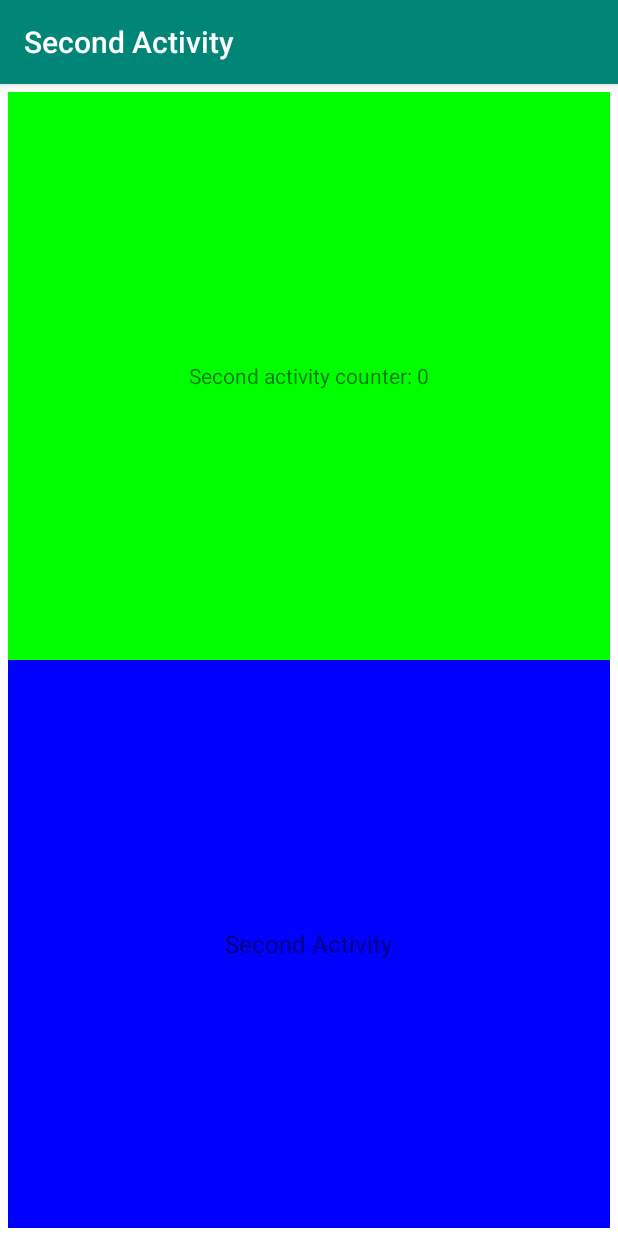
After one commit to ArkadiuszKubiak/kursgrupaa, an Android app: the FirstFragment screen opened directly, with no data from a screen before it, on a phone screen of 412 x 824 dp. The commit adds this screen. Run offline under Robolectric (Android 15) with nearby library versions, the phone set to English and light mode, and no system bars.

Commit message:
Added fragments

```diff
--- a/app/src/main/AndroidManifest.xml
+++ b/app/src/main/AndroidManifest.xml
@@ -19,7 +19,9 @@
                 <category android:name="android.intent.category.LAUNCHER"/>
             </intent-filter>
         </activity>
-        <activity android:name=".SecondActivity">
+        <activity android:name=".SecondActivity"
+                  android:label="@string/Second_Activity"
+                  android:theme="@style/AppTheme">
         </activity>
     </application>
 
--- /dev/null
+++ b/app/src/main/java/com/example/homework1/FirstFragment.kt
@@ -0,0 +1,60 @@
+package com.example.homework1
+
+import android.content.Context
+import android.net.Uri
+import android.os.Bundle
+import android.view.LayoutInflater
+import android.view.View
+import android.view.ViewGroup
+import android.widget.TextView
+import androidx.fragment.app.Fragment
+
+class FirstFragment : Fragment() {
+
+    private var listener: OnFragmentInteractionListener? = null
+    lateinit var CounterTextView : TextView
+
+    override fun onCreateView(
+        inflater: LayoutInflater, container: ViewGroup?,
+        savedInstanceState: Bundle?
+    ): View? {
+        val view = inflater.inflate(R.layout.first_fragment, container, false)
+        return view
+    }
+
+    override fun onAttach(context: Context) {
+        super.onAttach(context)
+        if (context is OnFragmentInteractionListener) {
+            listener = context
+        } else {
+            throw RuntimeException(context.toString() + " must implement OnFragmentInteractionListener")
+        }
+    }
+
+    override fun onViewCreated(view: View, savedInstanceState: Bundle?) {
+        CounterTextView = view.findViewById<TextView>(R.id.cntTextView)
+        CounterTextView.setText(getString(R.string.Default_text_content,arguments!!.getInt("value", 0)))
+
+    }
+
+    override fun onDetach() {
+        super.onDetach()
+        listener = null
+    }
+
+    interface OnFragmentInteractionListener {
+        // TODO: Update argument type and name
+        fun onFragmentInteraction(uri: Uri)
+    }
+
+    companion object {
+
+        fun newInstance(value: Int): FirstFragment {
+            val fragment = FirstFragment()
+            val args = Bundle()
+            args.putInt("value", value)
+            fragment.arguments = args
+            return fragment
+        }
+    }
+}
--- a/app/src/main/java/com/example/homework1/SecondActivity.kt
+++ b/app/src/main/java/com/example/homework1/SecondActivity.kt
@@ -1,16 +1,36 @@
 package com.example.homework1
 
 import android.app.Activity
+import android.net.Uri
 import android.os.Bundle
 import android.util.Log
 import androidx.appcompat.app.AppCompatActivity
 
-class SecondActivity : AppCompatActivity() {
+class SecondActivity : AppCompatActivity(), FirstFragment.OnFragmentInteractionListener, SecondFragment.OnFragmentInteractionListener  {
+
+    override fun onFragmentInteraction(uri: Uri) {
+        TODO("not implemented") //To change body of created functions use File | Settings | File Templates.
+    }
+
     var counter = 0
     override fun onCreate(savedInstanceState: Bundle?) {
         super.onCreate(savedInstanceState)
         setContentView(R.layout.second_activity)
+
         counter  = intent.getIntExtra(COUNTER_ID, 0)
+
+        if (savedInstanceState == null) {
+            val manager = supportFragmentManager
+            val transaction = manager.beginTransaction()
+            transaction.replace(R.id.flContent, FirstFragment.newInstance(counter))
+            transaction.commit()
+        }
+        if (savedInstanceState == null) {
+            val manager = supportFragmentManager
+            val transaction = manager.beginTransaction()
+            transaction.replace(R.id.flContent2, SecondFragment.newInstance())
+            transaction.commit()
+        }
     }
 
     override fun onBackPressed() {
--- /dev/null
+++ b/app/src/main/java/com/example/homework1/SecondFragment.kt
@@ -0,0 +1,52 @@
+package com.example.homework1
+
+
+import android.content.Context
+import android.net.Uri
+import android.os.Bundle
+import android.view.LayoutInflater
+import android.view.View
+import android.view.ViewGroup
+import androidx.fragment.app.Fragment
+
+class SecondFragment : Fragment() {
+
+    private var listener: OnFragmentInteractionListener? = null
+
+    override fun onCreate(savedInstanceState: Bundle?) {
+        super.onCreate(savedInstanceState)
+    }
+
+    override fun onCreateView(
+        inflater: LayoutInflater, container: ViewGroup?,
+        savedInstanceState: Bundle?
+    ): View? {
+        // Inflate the layout for this fragment
+        return inflater.inflate(R.layout.second_fragment, container, false)
+    }
+
+
+    override fun onAttach(context: Context) {
+        super.onAttach(context)
+        if (context is OnFragmentInteractionListener) {
+            listener = context
+        } else {
+            throw RuntimeException(context.toString() + " must implement OnFragmentInteractionListener")
+        }
+    }
+
+    override fun onDetach() {
+        super.onDetach()
+        listener = null
+    }
+
+    interface OnFragmentInteractionListener {
+        // TODO: Update argument type and name
+        fun onFragmentInteraction(uri: Uri)
+    }
+
+    companion object {
+        @JvmStatic
+        fun newInstance() = SecondFragment()
+    }
+}
--- /dev/null
+++ b/app/src/main/res/layout/first_fragment.xml
@@ -0,0 +1,15 @@
+<?xml version="1.0" encoding="utf-8"?>
+<FrameLayout xmlns:android="http://schemas.android.com/apk/res/android"
+             xmlns:tools="http://schemas.android.com/tools"
+             android:layout_width="match_parent"
+             android:layout_height="match_parent"
+             tools:context=".FirstFragment">
+
+<!-- TODO: Update blank fragment layout -->
+<TextView
+        android:id="@+id/cntTextView"
+        android:gravity="center"
+        android:layout_width="match_parent"
+        android:layout_height="match_parent"/>
+
+</FrameLayout>
--- a/app/src/main/res/layout/second_activity.xml
+++ b/app/src/main/res/layout/second_activity.xml
@@ -1,10 +1,26 @@
 <?xml version="1.0" encoding="utf-8"?>
-<androidx.constraintlayout.widget.ConstraintLayout
-        xmlns:android="http://schemas.android.com/apk/res/android"
-        xmlns:app="http://schemas.android.com/apk/res-auto"
-        xmlns:tools="http://schemas.android.com/tools"
-        android:layout_width="match_parent"
-        android:layout_height="match_parent"
-        app:layout_behavior="@string/appbar_scrolling_view_behavior"
-        tools:context=".SecondActivity">
-</androidx.constraintlayout.widget.ConstraintLayout>
+<LinearLayout xmlns:android="http://schemas.android.com/apk/res/android"
+              xmlns:tools="http://schemas.android.com/tools"
+              android:orientation="vertical"
+              android:layout_width="match_parent"
+              android:layout_height="match_parent"
+              android:background="#FFFFFF"
+              android:weightSum="4"
+              tools:context=".SecondActivity"
+              android:padding="5dp"> <!-- to show what the parent is -->
+    <LinearLayout
+            android:background="#00FF00"
+            android:orientation="vertical"
+            android:layout_height="0dp"
+            android:id="@+id/flContent"
+            android:layout_width="match_parent"
+            android:gravity="center"
+            android:layout_weight="2" />
+    <LinearLayout
+            android:background="#0000FF"
+            android:orientation="vertical"
+            android:layout_height="0dp"
+            android:id="@+id/flContent2"
+            android:layout_width="match_parent"
+            android:layout_weight="2" />
+</LinearLayout>
--- /dev/null
+++ b/app/src/main/res/layout/second_fragment.xml
@@ -0,0 +1,13 @@
+<FrameLayout xmlns:android="http://schemas.android.com/apk/res/android"
+             xmlns:tools="http://schemas.android.com/tools"
+             android:layout_width="match_parent"
+             android:layout_height="match_parent"
+             tools:context=".SecondFragment">
+
+    <TextView
+            android:layout_width="wrap_content"
+            android:layout_height="wrap_content"
+            android:layout_gravity="center"
+            android:text="@string/Second_Activity"
+            android:textSize="16sp" />
+</FrameLayout>
```
Also changed, not shown: app/src/main/java/com/example/homework1/MainActivity.kt (+4 -38 lines), app/src/main/res/layout/activity_main.xml (+4 -21 lines).
